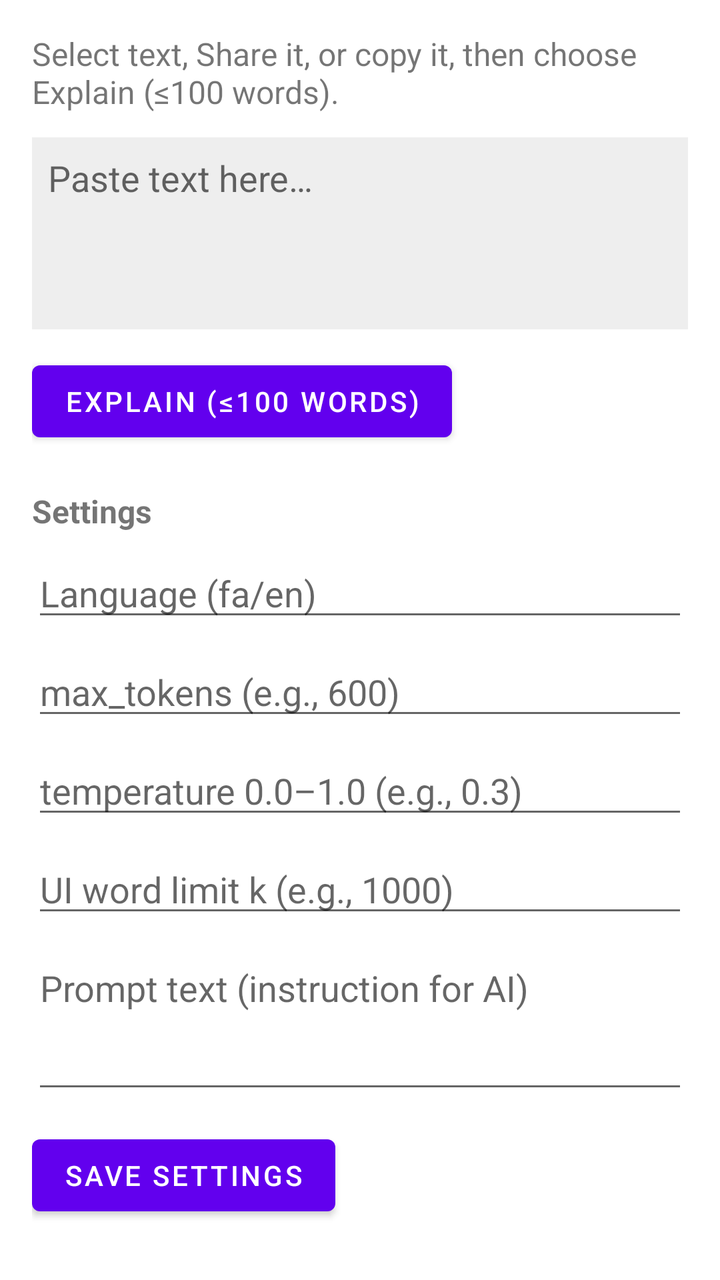
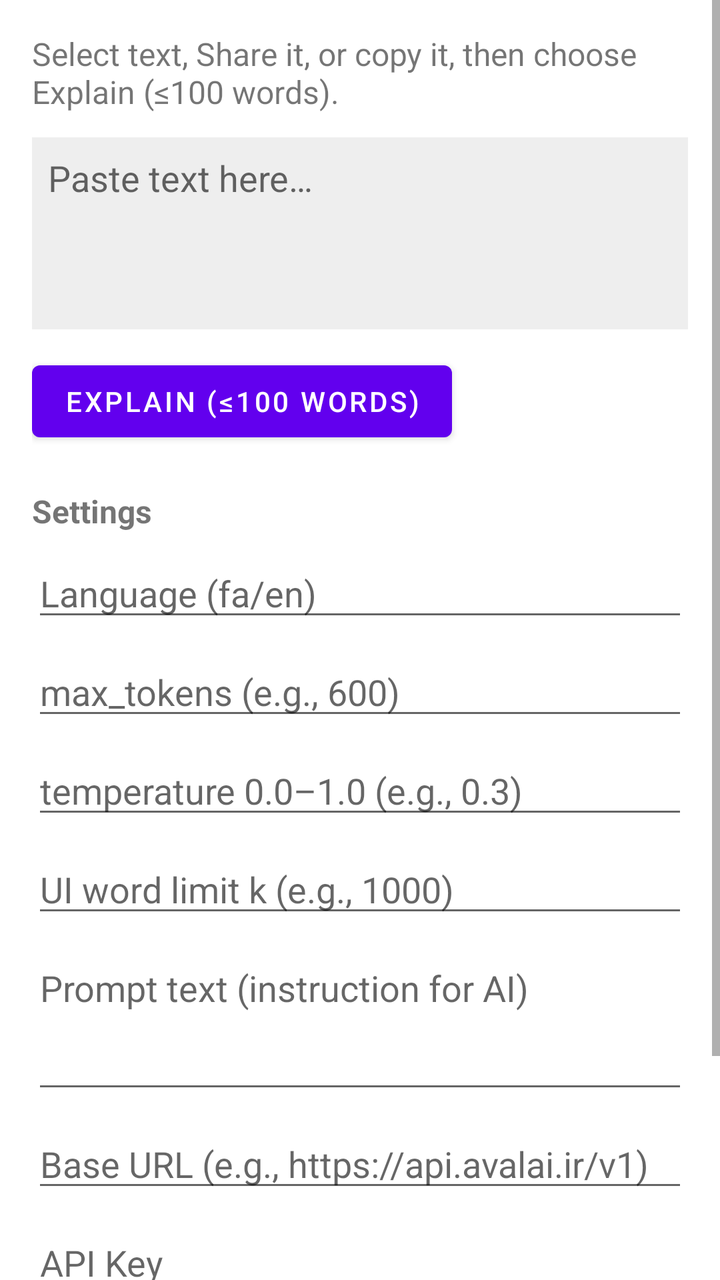

An Android layout rendered at two revisions. The XML below is the earlier revision; the diff shows what the commit changed to produce the second picture.
<!-- AndroidManifest.xml: application theme Theme.MaterialComponents.Light.NoActionBar -->
<!-- res/layout/activity_main.xml -->
<?xml version="1.0" encoding="utf-8"?>
<ScrollView xmlns:android="http://schemas.android.com/apk/res/android"
    android:layout_width="match_parent" android:layout_height="match_parent">

    <LinearLayout
        android:orientation="vertical" android:padding="16dp"
        android:layout_width="match_parent" android:layout_height="wrap_content">

        <TextView
            android:text="@string/hello"
            android:textSize="16sp"
            android:layout_width="match_parent" android:layout_height="wrap_content"/>

        
        <EditText
            android:id="@+id/input"
            android:hint="Paste text here…"
            android:minHeight="96dp"
            android:gravity="top"
            android:inputType="textMultiLine"
            android:padding="8dp"
            android:background="#EEEEEE"
            android:layout_marginTop="12dp"
            android:layout_width="match_parent"
            android:layout_height="wrap_content" />

        <Button
            android:id="@+id/btn_explain"
            android:text="@string/explain_action"
            android:layout_marginTop="12dp"
            android:layout_width="wrap_content"
            android:layout_height="wrap_content"/>

        
        <TextView
            android:text="Settings"
            android:textStyle="bold"
            android:textSize="16sp"
            android:layout_marginTop="20dp"
            android:layout_width="match_parent"
            android:layout_height="wrap_content"/>

        
        <EditText
            android:id="@+id/et_lang"
            android:hint="Language (fa/en)"
            android:layout_marginTop="8dp"
            android:layout_width="match_parent"
            android:layout_height="wrap_content"/>

        
        <EditText
            android:id="@+id/et_max_tokens"
            android:hint="max_tokens (e.g., 600)"
            android:inputType="number"
            android:layout_marginTop="8dp"
            android:layout_width="match_parent"
            android:layout_height="wrap_content"/>

        
        <EditText
            android:id="@+id/et_temperature"
            android:hint="temperature 0.0–1.0 (e.g., 0.3)"
            android:inputType="numberDecimal"
            android:layout_marginTop="8dp"
            android:layout_width="match_parent"
            android:layout_height="wrap_content"/>

        
        <EditText
            android:id="@+id/et_word_limit"
            android:hint="UI word limit k (e.g., 1000)"
            android:inputType="number"
            android:layout_marginTop="8dp"
            android:layout_width="match_parent"
            android:layout_height="wrap_content"/>

        
        <EditText
            android:id="@+id/et_prompt"
            android:hint="Prompt text (instruction for AI)"
            android:inputType="textMultiLine"
            android:minHeight="80dp"
            android:gravity="top"
            android:layout_marginTop="8dp"
            android:layout_width="match_parent"
            android:layout_height="wrap_content"/>

        <Button
            android:id="@+id/btn_save"
            android:text="Save Settings"
            android:layout_marginTop="12dp"
            android:layout_width="wrap_content"
            android:layout_height="wrap_content"/>
    </LinearLayout>
</ScrollView>
<!-- resources referenced by this layout -->
<resources>
  <string name="explain_action">Explain (≤100 words)</string>
  <string name="hello">Select text, Share it, or copy it, then choose "Explain (≤100 words)".</string>
</resources>

<!-- the commit's change to res/layout/activity_main.xml (unified diff, before → after) -->
@@ -1,15 +1,20 @@
 <?xml version="1.0" encoding="utf-8"?>
 <ScrollView xmlns:android="http://schemas.android.com/apk/res/android"
-    android:layout_width="match_parent" android:layout_height="match_parent">
+    android:layout_width="match_parent"
+    android:layout_height="match_parent">
 
     <LinearLayout
-        android:orientation="vertical" android:padding="16dp"
-        android:layout_width="match_parent" android:layout_height="wrap_content">
+        android:orientation="vertical"
+        android:padding="16dp"
+        android:layout_width="match_parent"
+        android:layout_height="wrap_content">
 
+        
         <TextView
             android:text="@string/hello"
             android:textSize="16sp"
-            android:layout_width="match_parent" android:layout_height="wrap_content"/>
+            android:layout_width="match_parent"
+            android:layout_height="wrap_content" />
 
         
         <EditText
@@ -29,7 +34,7 @@
             android:text="@string/explain_action"
             android:layout_marginTop="12dp"
             android:layout_width="wrap_content"
-            android:layout_height="wrap_content"/>
+            android:layout_height="wrap_content" />
 
         
         <TextView
@@ -38,7 +43,7 @@
             android:textSize="16sp"
             android:layout_marginTop="20dp"
             android:layout_width="match_parent"
-            android:layout_height="wrap_content"/>
+            android:layout_height="wrap_content" />
 
         
         <EditText
@@ -46,7 +51,7 @@
             android:hint="Language (fa/en)"
             android:layout_marginTop="8dp"
             android:layout_width="match_parent"
-            android:layout_height="wrap_content"/>
+            android:layout_height="wrap_content" />
 
         
         <EditText
@@ -55,7 +60,7 @@
             android:inputType="number"
             android:layout_marginTop="8dp"
             android:layout_width="match_parent"
-            android:layout_height="wrap_content"/>
+            android:layout_height="wrap_content" />
 
         
         <EditText
@@ -64,7 +69,7 @@
             android:inputType="numberDecimal"
             android:layout_marginTop="8dp"
             android:layout_width="match_parent"
-            android:layout_height="wrap_content"/>
+            android:layout_height="wrap_content" />
 
         
         <EditText
@@ -73,7 +78,7 @@
             android:inputType="number"
             android:layout_marginTop="8dp"
             android:layout_width="match_parent"
-            android:layout_height="wrap_content"/>
+            android:layout_height="wrap_content" />
 
         
         <EditText
@@ -84,13 +89,41 @@
             android:gravity="top"
             android:layout_marginTop="8dp"
             android:layout_width="match_parent"
-            android:layout_height="wrap_content"/>
+            android:layout_height="wrap_content" />
 
+        
+        <EditText
+            android:id="@+id/et_base_url"
+            android:hint="Base URL (e.g., https://api.avalai.ir/v1)"
+            android:inputType="textUri"
+            android:layout_marginTop="8dp"
+            android:layout_width="match_parent"
+            android:layout_height="wrap_content" />
+
+        
+        <EditText
+            android:id="@+id/et_api_key"
+            android:hint="API Key"
+            android:inputType="textPassword"
+            android:layout_marginTop="8dp"
+            android:layout_width="match_parent"
+            android:layout_height="wrap_content" />
+
+        
+        <EditText
+            android:id="@+id/et_model"
+            android:hint="Model (e.g., gpt-4o)"
+            android:layout_marginTop="8dp"
+            android:layout_width="match_parent"
+            android:layout_height="wrap_content" />
+
+        
         <Button
             android:id="@+id/btn_save"
             android:text="Save Settings"
             android:layout_marginTop="12dp"
             android:layout_width="wrap_content"
-            android:layout_height="wrap_content"/>
+            android:layout_height="wrap_content" />
+
     </LinearLayout>
 </ScrollView>
